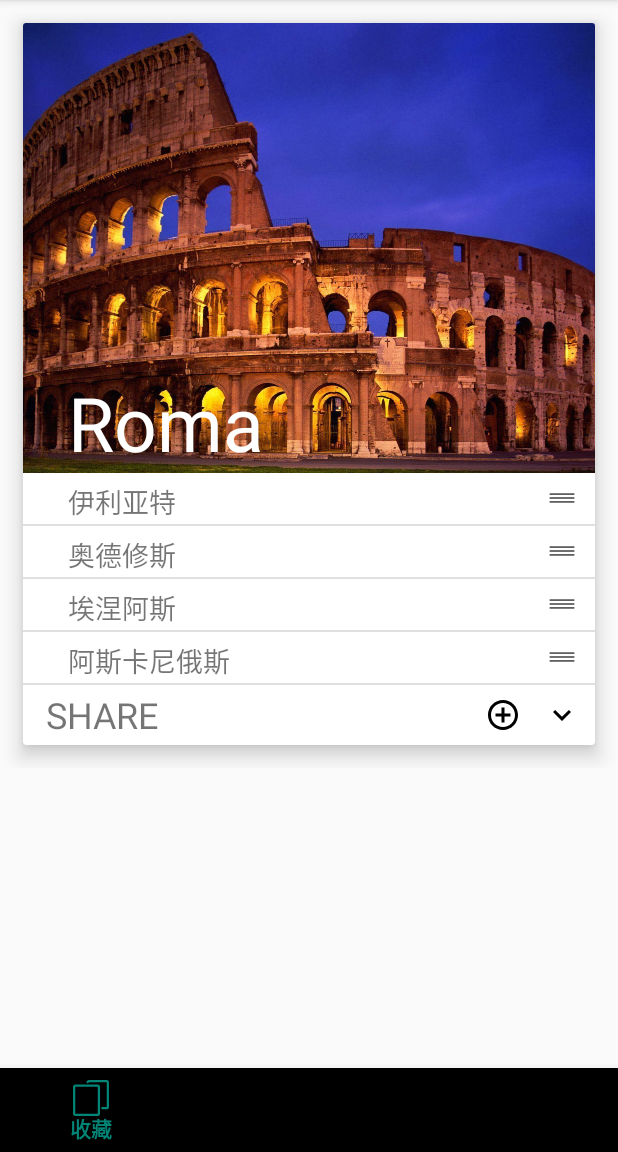
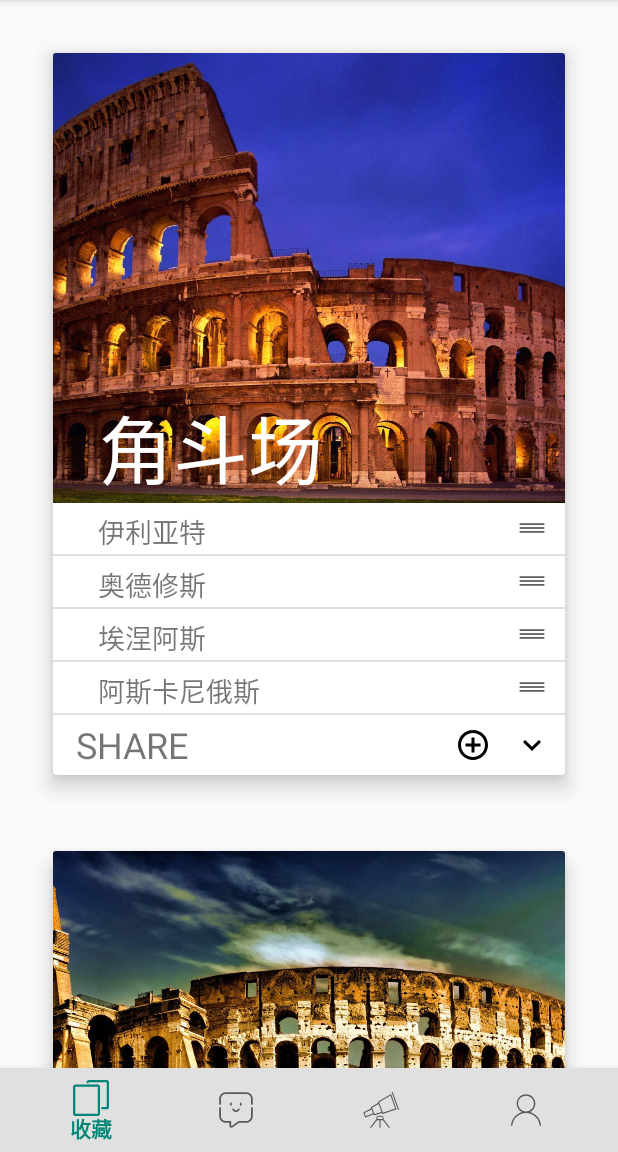
Before and after one commit to Wubingyu/Android-Practice, an Android app: the screen it shows after launch (MainActivity), on a phone screen of 412 x 824 dp, the part 84-1236 px from its top. Run offline under Robolectric (Android 15) with nearby library versions, the light colour scheme and no system bars.

Commit message:
完成卡片集

```diff
--- a/project_practice/src/main/java/com/example/project_practice/myFolder/FolderListFragment.java
+++ b/project_practice/src/main/java/com/example/project_practice/myFolder/FolderListFragment.java
@@ -2,17 +2,21 @@ package com.example.project_practice.myFolder;
 
 
 import android.os.Bundle;
+import android.support.annotation.Nullable;
 import android.support.v4.app.Fragment;
 import android.support.v7.widget.DividerItemDecoration;
 import android.support.v7.widget.LinearLayoutManager;
 import android.support.v7.widget.RecyclerView;
 import android.support.v7.widget.helper.ItemTouchHelper;
+import android.util.Log;
 import android.view.LayoutInflater;
 import android.view.View;
 import android.view.ViewGroup;
 import android.widget.FrameLayout;
+import android.widget.LinearLayout;
 
 import com.example.project_practice.R;
+import com.example.project_practice.utils.SpaceItemDecoration;
 
 import java.util.ArrayList;
 
@@ -21,26 +25,41 @@ import java.util.ArrayList;
  * A simple {@link Fragment} subclass.
  */
 public class FolderListFragment extends Fragment{
-    ArrayList<Card_Recycler_item> items = new ArrayList<>();
-    Card_Recycler_adapter adapter;
-
+    private static final String TAG = "FolderListFragment";
+    //    ArrayList<Card_Recycler_item> items = new ArrayList<>();
+//    Card_Recycler_adapter adapter;
+    RecyclerView recyclerView;
+    ArrayList<Folder_Recycler_item> items = new ArrayList<>();
+    Folder_RecyclerList_Adapter adapter;
     public
         // Inflate the layout for this fragment
         FolderListFragment() {
             // Required empty public constructor
         }
 
+    @Override
+    public void onCreate(@Nullable Bundle savedInstanceState) {
+        super.onCreate(savedInstanceState);
+        Log.d(TAG, "onCreate: ");
+        if (items.size() == 0) {
+            initItems();
+        }
+        adapter = new Folder_RecyclerList_Adapter(items, getActivity());
+    }
 
     @Override
     public View onCreateView(LayoutInflater inflater, ViewGroup container, Bundle savedInstanceState) {
+        Log.d(TAG, "onCreateView: ");
 
         View view = inflater.inflate(R.layout.fragment_folder_list, container, false);
 
-        FrameLayout frameLayout = view.findViewById(R.id.FolderListFragment_frameLayout);
-        LayoutInflater.from(getContext()).inflate(R.layout.card_item_folder, frameLayout, true);
+        //这两行是原来加载Card布局的，现在使用RecyclerView了
+//        FrameLayout frameLayout = view.findViewById(R.id.FolderListFragment_frameLayout);
+//        LayoutInflater.from(getContext()).inflate(R.layout.card_item_folder, frameLayout, true);
 
         //这是Card里的RecyclerView
-        RecyclerView recyclerView = view.findViewById(R.id.card_item_folder_RecyclerView);
+        //注释掉，放在Folder_RecyclerList_Adapter中了
+/*        RecyclerView recyclerView = view.findViewById(R.id.card_item_folder_RecyclerView);
         LinearLayoutManager linearLayoutManager = new LinearLayoutManager(getActivity(), LinearLayoutManager.VERTICAL, false);
         recyclerView.setLayoutManager(linearLayoutManager);
         initItems();
@@ -50,12 +69,29 @@ public class FolderListFragment extends Fragment{
 
         ItemTouchHelper.Callback callback = new Card_Recycler_Callback(adapter);
         ItemTouchHelper touchHelper = new ItemTouchHelper(callback);
-        touchHelper.attachToRecyclerView(recyclerView);
+        touchHelper.attachToRecyclerView(recyclerView);*/
 
+        recyclerView = view.findViewById(R.id.FolderListFragment_RecyclerView);
+        LinearLayoutManager linearLayoutManager = new LinearLayoutManager(getActivity(), LinearLayoutManager.VERTICAL, false);
+        recyclerView.setLayoutManager(linearLayoutManager);
+
+
+        recyclerView.setAdapter(adapter);
+        recyclerView.addItemDecoration(new SpaceItemDecoration(30));
+        Log.d(TAG, "onCreateView完毕 大小为：" + items.size());
         return view;
     }
 
+    // 初始化Folder列表，里面全是Card
     private void initItems() {
+        Folder_Recycler_item item1 = new Folder_Recycler_item(R.drawable.a, "角斗场", null);
+        Folder_Recycler_item item2 = new Folder_Recycler_item(R.drawable.c, "Roma", null);
+
+        items.add(item1);
+        items.add(item2);
+    }
+
+/*    private void initItems() {
         Card_Recycler_item item1 = new Card_Recycler_item("伊利亚特");
         Card_Recycler_item item2 = new Card_Recycler_item("奥德修斯");
         Card_Recycler_item item3 = new Card_Recycler_item("埃涅阿斯");
@@ -64,6 +100,8 @@ public class FolderListFragment extends Fragment{
         items.add(item2);
         items.add(item3);
         items.add(item4);
-    }
+    }*/
+
+
 
 }
--- /dev/null
+++ b/project_practice/src/main/java/com/example/project_practice/myFolder/Folder_RecyclerList_Adapter.java
@@ -0,0 +1,102 @@
+package com.example.project_practice.myFolder;
+
+import android.content.Context;
+import android.support.annotation.NonNull;
+import android.support.v7.widget.CardView;
+import android.support.v7.widget.DividerItemDecoration;
+import android.support.v7.widget.LinearLayoutManager;
+import android.support.v7.widget.RecyclerView;
+import android.support.v7.widget.helper.ItemTouchHelper;
+import android.view.LayoutInflater;
+import android.view.View;
+import android.view.ViewGroup;
+import android.widget.ImageView;
+import android.widget.TextView;
+
+import com.example.project_practice.R;
+
+import java.util.ArrayList;
+
+/**
+ * 布局卡片
+ */
+public class Folder_RecyclerList_Adapter extends RecyclerView.Adapter<Folder_RecyclerList_Adapter.ViewHolder> {
+    ArrayList<Folder_Recycler_item> items; //null并没有请求内存空间，所以下面的card_items不能null，因为它要add。但是items是在构造函数中传过来。
+    Context context;
+
+    public Folder_RecyclerList_Adapter(ArrayList<Folder_Recycler_item> items, Context context) {
+        this.items = items;
+        this.context = context;
+    }
+
+    @NonNull
+    @Override
+    public ViewHolder onCreateViewHolder(@NonNull ViewGroup viewGroup, int i) {
+        View view = LayoutInflater.from(viewGroup.getContext()).inflate(R.layout.card_item_folder, viewGroup, false);
+        ViewHolder viewHolder = new ViewHolder(view);
+/*
+        recyclerView = view.findViewById(R.id.card_item_folder_RecyclerView);
+        LinearLayoutManager linearLayoutManager = new LinearLayoutManager(context, LinearLayoutManager.VERTICAL, false);
+        recyclerView.setLayoutManager(linearLayoutManager);*/
+
+
+        return viewHolder;
+    }
+
+    @Override
+    public void onBindViewHolder(@NonNull ViewHolder viewHolder, int i) {
+        Folder_Recycler_item item = items.get(i);
+        viewHolder.textView.setText(item.getTitle());
+        viewHolder.imageView.setImageResource(item.getImg_id());
+
+        //布局卡片内的RecyclerView
+        //这是Card里的RecyclerView,理论上之后应该通过viewHolder的int[]来获取名字
+        ArrayList<Card_Recycler_item> card_items = new ArrayList<>();
+
+        Card_Recycler_item item1 = new Card_Recycler_item("伊利亚特");
+        Card_Recycler_item item2 = new Card_Recycler_item("奥德修斯");
+        Card_Recycler_item item3 = new Card_Recycler_item("埃涅阿斯");
+        Card_Recycler_item item4 = new Card_Recycler_item("阿斯卡尼俄斯");
+        card_items.add(item1);
+        card_items.add(item2);
+        card_items.add(item3);
+        card_items.add(item4);
+        Card_Recycler_adapter adapter;
+        adapter = new Card_Recycler_adapter(card_items);
+        LinearLayoutManager linearLayoutManager = new LinearLayoutManager(context, LinearLayoutManager.VERTICAL, false);
+        viewHolder.recyclerView.setLayoutManager(linearLayoutManager);
+        viewHolder.recyclerView.setAdapter(adapter);
+        viewHolder.recyclerView.addItemDecoration(new DividerItemDecoration(context, DividerItemDecoration.VERTICAL));
+
+        ItemTouchHelper.Callback callback = new Card_Recycler_Callback(adapter);
+        ItemTouchHelper touchHelper = new ItemTouchHelper(callback);
+        touchHelper.attachToRecyclerView(viewHolder.recyclerView);
+        //
+
+    }
+
+    @Override
+    public int getItemCount() {
+        return items.size();
+    }
+
+    public class ViewHolder extends RecyclerView.ViewHolder {
+        CardView cardView;
+        TextView textView;
+        ImageView imageView;
+        RecyclerView recyclerView;
+        int[] articles_id;
+        public ViewHolder(@NonNull View itemView) {
+            super(itemView);
+            cardView = itemView.findViewById(R.id.card_item_folder_card);
+            textView = itemView.findViewById(R.id.card_item_folder_text);
+            imageView = itemView.findViewById(R.id.card_item_folder_img);
+            recyclerView = itemView.findViewById(R.id.card_item_folder_RecyclerView);
+        }
+    }
+
+
+    private void initCardItems() {
+
+    }
+}
--- /dev/null
+++ b/project_practice/src/main/java/com/example/project_practice/myFolder/Folder_Recycler_item.java
@@ -0,0 +1,37 @@
+package com.example.project_practice.myFolder;
+
+public class Folder_Recycler_item {
+    int img_id;
+    String title;
+    int[] Article_ID;
+
+    public Folder_Recycler_item(int img_id, String title, int[] article_ID) {
+        this.img_id = img_id;
+        this.title = title;
+        Article_ID = article_ID;
+    }
+
+    public int getImg_id() {
+        return img_id;
+    }
+
+    public void setImg_id(int img_id) {
+        this.img_id = img_id;
+    }
+
+    public String getTitle() {
+        return title;
+    }
+
+    public void setTitle(String title) {
+        this.title = title;
+    }
+
+    public int[] getArticle_ID() {
+        return Article_ID;
+    }
+
+    public void setArticle_ID(int[] article_ID) {
+        Article_ID = article_ID;
+    }
+}
--- /dev/null
+++ b/project_practice/src/main/java/com/example/project_practice/utils/SpaceItemDecoration.java
@@ -0,0 +1,46 @@
+package com.example.project_practice.utils;
+
+
+import android.graphics.Rect;
+import android.support.v7.widget.RecyclerView;
+import android.view.View;
+
+public class SpaceItemDecoration extends RecyclerView.ItemDecoration {
+    int mSpace;
+
+    /**
+     * Retrieve any offsets for the given item. Each field of <code>outRect</code> specifies
+     * the number of pixels that the item view should be inset by, similar to padding or margin.
+     * The default implementation sets the bounds of outRect to 0 and returns.
+     * <p>
+     * <p>
+     * If this ItemDecoration does not affect the positioning of item views, it should set
+     * all four fields of <code>outRect</code> (left, top, right, bottom) to zero
+     * before returning.
+     * <p>
+     * <p>
+     * If you need to access Adapter for additional data, you can call
+     * {@link RecyclerView#getChildAdapterPosition(View)} to get the adapter position of the
+     * View.
+     *
+     * @param outRect Rect to receive the output.
+     * @param view    The child view to decorate
+     * @param parent  RecyclerView this ItemDecoration is decorating
+     * @param state   The current state of RecyclerView.
+     */
+    @Override
+    public void getItemOffsets(Rect outRect, View view, RecyclerView parent, RecyclerView.State state) {
+        super.getItemOffsets(outRect, view, parent, state);
+        outRect.left = mSpace;
+        outRect.right = mSpace;
+        outRect.bottom = mSpace;
+        if (parent.getChildAdapterPosition(view) == 0) {
+            outRect.top = mSpace;
+        }
+
+    }
+
+    public SpaceItemDecoration(int space) {
+        this.mSpace = space;
+    }
+}
--- a/project_practice/src/main/res/layout/activity_main.xml
+++ b/project_practice/src/main/res/layout/activity_main.xml
@@ -4,10 +4,12 @@
     xmlns:app="http://schemas.android.com/apk/res-auto"
     xmlns:tools="http://schemas.android.com/tools"
     android:layout_width="match_parent"
-    android:layout_height="match_parent">
+    android:layout_height="match_parent"
+    android:fitsSystemWindows="true">
 
     <FrameLayout
         android:id="@+id/fragment_placeholder"
+        android:layout_marginBottom="56dp"
         android:layout_gravity="top"
         android:layout_width="match_parent"
         android:layout_height="wrap_content"
@@ -26,6 +28,7 @@
         android:layout_height="56dp"
         android:layout_gravity="bottom"
         app:menu="@menu/navigation_bottom"
-        ></android.support.design.widget.BottomNavigationView>
+        android:background="@color/grey_300"
+        />
 
 </android.support.design.widget.CoordinatorLayout>
--- a/project_practice/src/main/res/layout/fragment_folder_list.xml
+++ b/project_practice/src/main/res/layout/fragment_folder_list.xml
@@ -1,5 +1,7 @@
 <?xml version="1.0" encoding="utf-8"?>
-<FrameLayout xmlns:android="http://schemas.android.com/apk/res/android"
+
+
+<LinearLayout xmlns:android="http://schemas.android.com/apk/res/android"
     xmlns:app="http://schemas.android.com/apk/res-auto"
     android:id="@+id/FolderListFragment_frameLayout"
     xmlns:tools="http://schemas.android.com/tools"
@@ -7,10 +9,10 @@
     android:layout_height="match_parent"
     tools:context=".myFolder.FolderListFragment">
 
-<!--    <android.support.v7.widget.RecyclerView
+    <android.support.v7.widget.RecyclerView
         android:id="@+id/FolderListFragment_RecyclerView"
         android:layout_width="match_parent"
-        android:layout_height="wrap_content"></android.support.v7.widget.RecyclerView>-->
+        android:layout_height="wrap_content"></android.support.v7.widget.RecyclerView>
 
 
-</FrameLayout>
+</LinearLayout>
```
